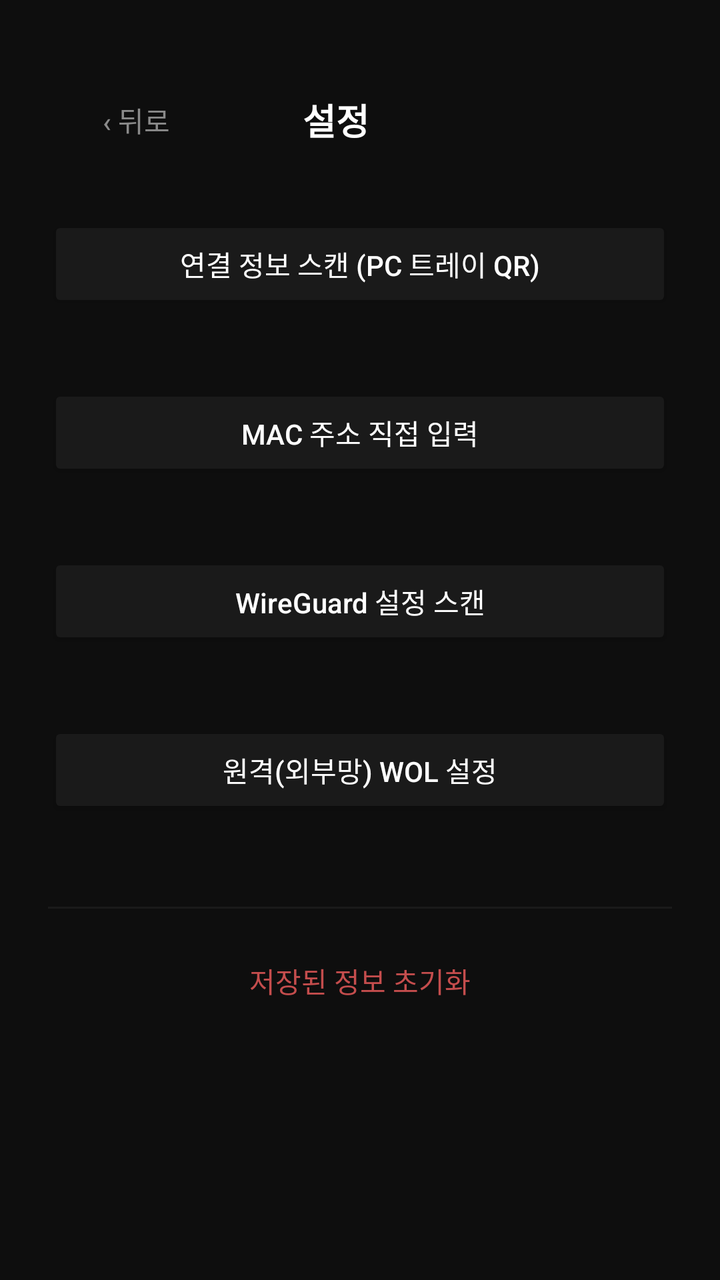
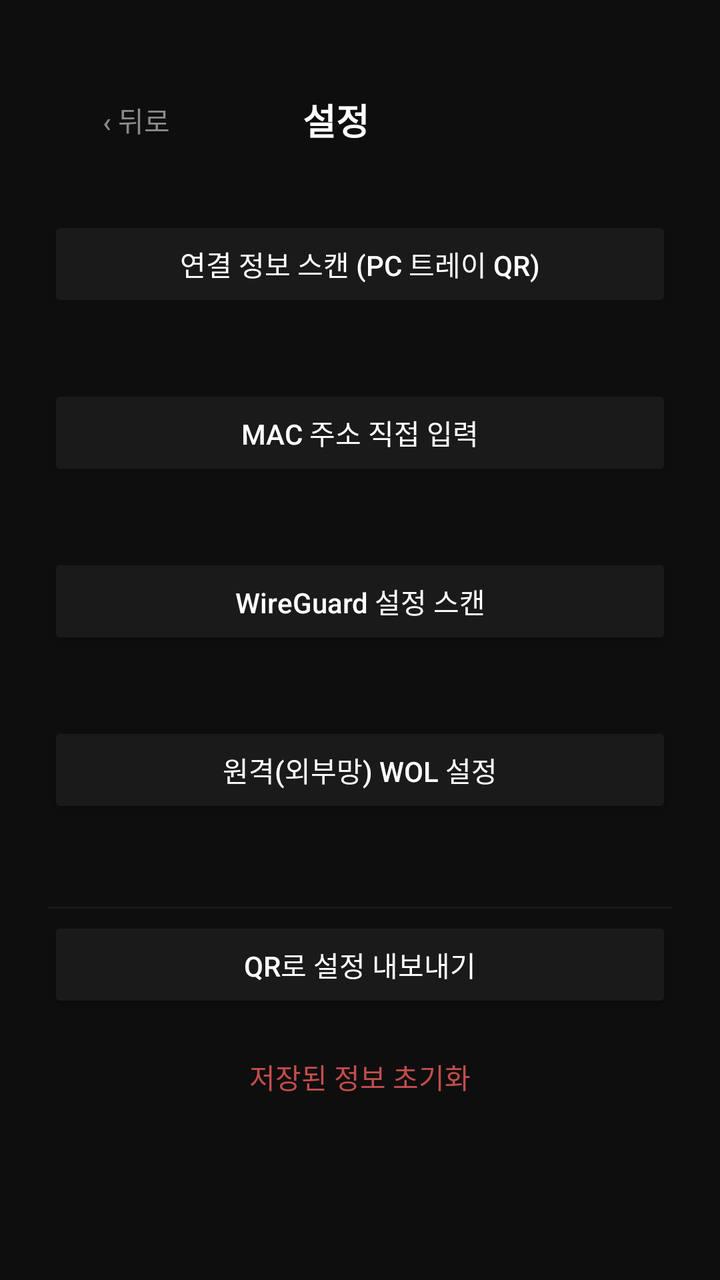

Compare the two renders of this Android layout. The source of the first and the diff that turns it into the second are given below.
<!-- AndroidManifest.xml: application theme Theme.WireWOL -->
<!-- res/layout/activity_settings.xml -->
<?xml version="1.0" encoding="utf-8"?>
<ScrollView xmlns:android="http://schemas.android.com/apk/res/android"
    android:layout_width="match_parent"
    android:layout_height="match_parent"
    android:background="@color/ww_background"
    android:fillViewport="true">

    <LinearLayout
        android:layout_width="match_parent"
        android:layout_height="wrap_content"
        android:orientation="vertical"
        android:padding="24dp">

        <LinearLayout
            android:layout_width="match_parent"
            android:layout_height="wrap_content"
            android:layout_marginTop="12dp"
            android:gravity="center_vertical"
            android:orientation="horizontal">

            <Button
                android:id="@+id/backButton"
                style="?android:attr/borderlessButtonStyle"
                android:layout_width="wrap_content"
                android:layout_height="wrap_content"
                android:text="@string/back"
                android:textAllCaps="false"
                android:textColor="@color/ww_hint" />

            <TextView
                android:layout_width="0dp"
                android:layout_height="wrap_content"
                android:layout_weight="1"
                android:gravity="center"
                android:text="@string/settings_title"
                android:textColor="@color/ww_text"
                android:textSize="18sp"
                android:textStyle="bold" />

            
            <View
                android:layout_width="0dp"
                android:layout_height="1dp"
                android:layout_weight="1" />
        </LinearLayout>

        <Button
            android:id="@+id/scanPairingButton"
            android:layout_width="match_parent"
            android:layout_height="wrap_content"
            android:layout_marginTop="24dp"
            android:backgroundTint="@color/ww_surface"
            android:text="@string/scan_pairing"
            android:textAllCaps="false"
            android:textColor="@color/ww_text" />

        <TextView
            android:id="@+id/scanPairingStatus"
            android:layout_width="match_parent"
            android:layout_height="wrap_content"
            android:layout_marginTop="4dp"
            android:layout_marginStart="4dp"
            android:textColor="@color/ww_hint"
            android:textSize="12sp" />

        <Button
            android:id="@+id/editMacButton"
            android:layout_width="match_parent"
            android:layout_height="wrap_content"
            android:layout_marginTop="16dp"
            android:backgroundTint="@color/ww_surface"
            android:text="@string/edit_mac"
            android:textAllCaps="false"
            android:textColor="@color/ww_text" />

        <TextView
            android:id="@+id/editMacStatus"
            android:layout_width="match_parent"
            android:layout_height="wrap_content"
            android:layout_marginTop="4dp"
            android:layout_marginStart="4dp"
            android:textColor="@color/ww_hint"
            android:textSize="12sp" />

        <Button
            android:id="@+id/scanWireGuardButton"
            android:layout_width="match_parent"
            android:layout_height="wrap_content"
            android:layout_marginTop="16dp"
            android:backgroundTint="@color/ww_surface"
            android:text="@string/wireguard_scan_button"
            android:textAllCaps="false"
            android:textColor="@color/ww_text" />

        <TextView
            android:id="@+id/scanWireGuardStatus"
            android:layout_width="match_parent"
            android:layout_height="wrap_content"
            android:layout_marginTop="4dp"
            android:layout_marginStart="4dp"
            android:textColor="@color/ww_hint"
            android:textSize="12sp" />

        <Button
            android:id="@+id/routerWolSettingsButton"
            android:layout_width="match_parent"
            android:layout_height="wrap_content"
            android:layout_marginTop="16dp"
            android:backgroundTint="@color/ww_surface"
            android:text="@string/router_wol_open_settings"
            android:textAllCaps="false"
            android:textColor="@color/ww_text" />

        <TextView
            android:id="@+id/routerWolStatus"
            android:layout_width="match_parent"
            android:layout_height="wrap_content"
            android:layout_marginTop="4dp"
            android:layout_marginStart="4dp"
            android:textColor="@color/ww_hint"
            android:textSize="12sp" />

        <View
            android:layout_width="match_parent"
            android:layout_height="1dp"
            android:layout_marginTop="24dp"
            android:layout_marginBottom="4dp"
            android:background="@color/ww_surface" />

        <Button
            android:id="@+id/clearAllButton"
            style="?android:attr/borderlessButtonStyle"
            android:layout_width="match_parent"
            android:layout_height="wrap_content"
            android:layout_marginTop="8dp"
            android:text="@string/clear_all"
            android:textAllCaps="false"
            android:textColor="@color/ww_accent_red" />

    </LinearLayout>
</ScrollView>
<!-- resources referenced by this layout -->
<resources>
  <color name="ww_accent_red">#c44d4d</color>
  <color name="ww_background">#0e0e0e</color>
  <color name="ww_hint">#8a8a8a</color>
  <color name="ww_surface">#1a1a1a</color>
  <color name="ww_text">#ffffff</color>
  <string name="back">‹ 뒤로</string>
  <string name="clear_all">저장된 정보 초기화</string>
  <string name="edit_mac">MAC 주소 직접 입력</string>
  <string name="router_wol_open_settings">원격(외부망) WOL 설정</string>
  <string name="scan_pairing">연결 정보 스캔 (PC 트레이 QR)</string>
  <string name="settings_title">설정</string>
  <string name="wireguard_scan_button">WireGuard 설정 스캔</string>
  <style name="Theme.WireWOL" parent="Theme.MaterialComponents.NoActionBar">
          <item name="android:windowBackground">@color/ww_background</item>
          <item name="colorPrimary">@color/ww_accent</item>
          <item name="colorPrimaryDark">@color/ww_background</item>
          <item name="colorAccent">@color/ww_accent</item>
          <item name="android:statusBarColor">@color/ww_background</item>
          <item name="android:navigationBarColor">@color/ww_background</item>
          <item name="android:windowLightStatusBar">false</item>
      </style>
  <color name="ww_accent">#4d7fd6</color>
</resources>

<!-- the commit's change to res/layout/activity_settings.xml (unified diff, before → after) -->
@@ -128,6 +128,15 @@
             android:background="@color/ww_surface" />
 
         <Button
+            android:id="@+id/showPairingQrButton"
+            android:layout_width="match_parent"
+            android:layout_height="wrap_content"
+            android:backgroundTint="@color/ww_surface"
+            android:text="@string/show_pairing_qr"
+            android:textAllCaps="false"
+            android:textColor="@color/ww_text" />
+
+        <Button
             android:id="@+id/clearAllButton"
             style="?android:attr/borderlessButtonStyle"
             android:layout_width="match_parent"
<!-- resource entries referenced after the edit -->
@@ -11,6 +11,7 @@
   <string name="router_wol_open_settings">원격(외부망) WOL 설정</string>
   <string name="scan_pairing">연결 정보 스캔 (PC 트레이 QR)</string>
   <string name="settings_title">설정</string>
+  <string name="show_pairing_qr">QR로 설정 내보내기</string>
   <string name="wireguard_scan_button">WireGuard 설정 스캔</string>
   <style name="Theme.WireWOL" parent="Theme.MaterialComponents.NoActionBar">
           <item name="android:windowBackground">@color/ww_background</item>
